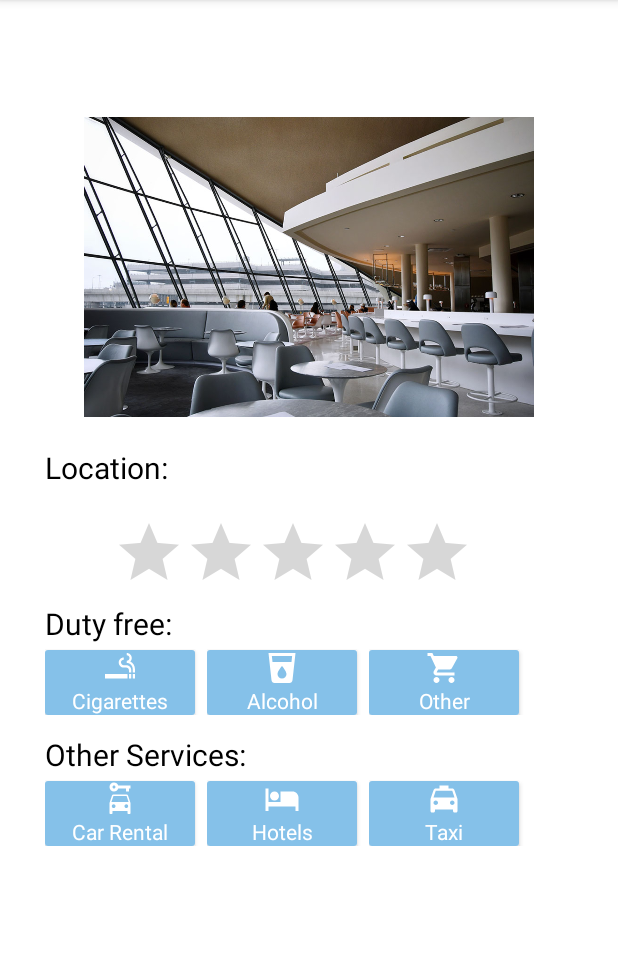
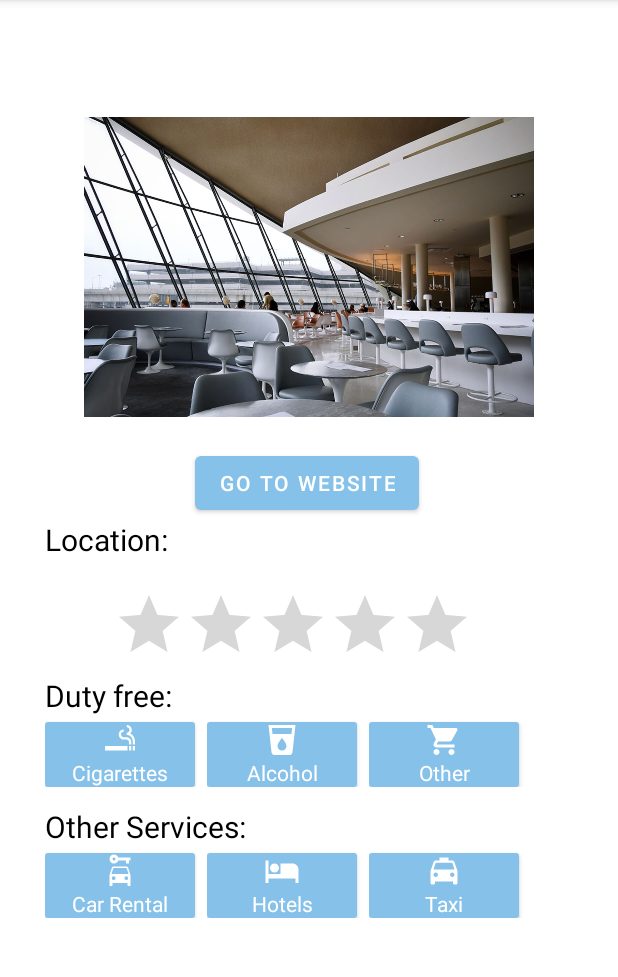
Before and after one commit to pjy990625/COMP3717_Project, an Android app: the InfoActivity screen opened directly, with no data from a screen before it, on a phone screen of 412 x 824 dp, the part 84-1061 px from its top. Run offline under Robolectric (Android 15) with nearby library versions, the phone set to English and light mode, and no system bars; our stand-ins replace Volley; network calls fail; 5 statements that could not run were skipped.

Commit message:
Added website button

```diff
--- a/app/src/main/res/layout/activity_info.xml
+++ b/app/src/main/res/layout/activity_info.xml
@@ -29,6 +29,13 @@
             android:layout_marginBottom="20dp"
             android:src="@drawable/airport_lounge"
             android:contentDescription="@string/description" />
+
+        <Button
+            android:id="@+id/btnToWebsite"
+            android:layout_marginStart="130dp"
+            android:layout_width="wrap_content"
+            android:layout_height="wrap_content"
+            android:text="@string/to_website"/>
 
         <TextView
             android:id="@+id/textViewLocation"
--- a/app/src/main/res/values/strings.xml
+++ b/app/src/main/res/values/strings.xml
@@ -67,5 +67,6 @@
     <string name="comparison_result_unknown">We couldn\'t find data to compare your ticket price…</string>
     <string name="confirm">Confirm</string>
     <string name="cancel">cancel</string>
+    <string name="to_website">Go To Website</string>
 
 </resources>
```
